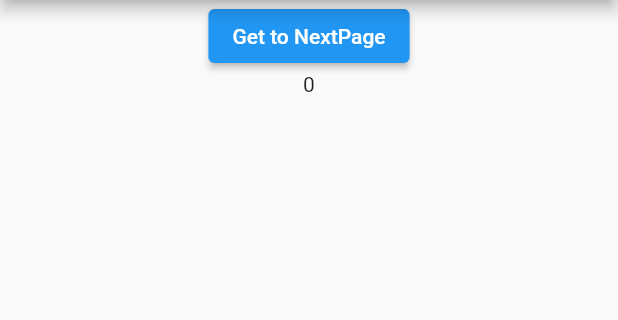
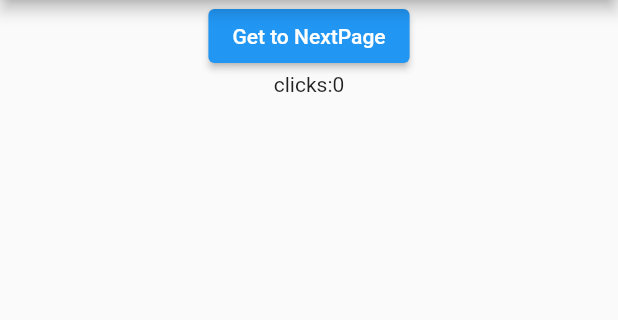
Before and after one commit to zpfate/FlutterCookbook, a Flutter app: the screen it shows after launch, on a phone screen of 412 x 824 dp, the part 84-404 px from its top. Run offline on Flutter 3.47's test engine with Material 2 defaults, Android fonts, the phone set to English and light mode, and no system bars; our stand-ins replace get.

Commit message:
GetX 计数器Demo添加注释

```diff
--- a/getx_demo/lib/home_page.dart
+++ b/getx_demo/lib/home_page.dart
@@ -18,9 +18,12 @@ class Homepage extends StatelessWidget {
       body: Center(
         child: Column(
           children: [
-            ElevatedButton(onPressed: ()=> Get.to(NextPage()), child: Text("Get to NextPage")),
-
-            Obx(()=> Text("${controller.count}")),
+            ElevatedButton(
+              /// 使用简单的Get.to代替Navigator.push
+                onPressed: ()=> Get.to(()=>NextPage()),
+                child: Text("Get to NextPage")),
+            /// 使用Obx(()=>每当改变计数时，就更新Text()。
+            Obx(()=> Text("clicks:${controller.count}")),
           ],
         ),
       ),
--- a/getx_demo/lib/main.dart
+++ b/getx_demo/lib/main.dart
@@ -9,7 +9,7 @@ class MyApp extends StatelessWidget {
   // This widget is the root of your application.
   @override
   Widget build(BuildContext context) {
-    return GetMaterialApp(
+    return  GetMaterialApp(
       title: 'Flutter Demo',
       theme: ThemeData(
         primarySwatch: Colors.blue,
```
